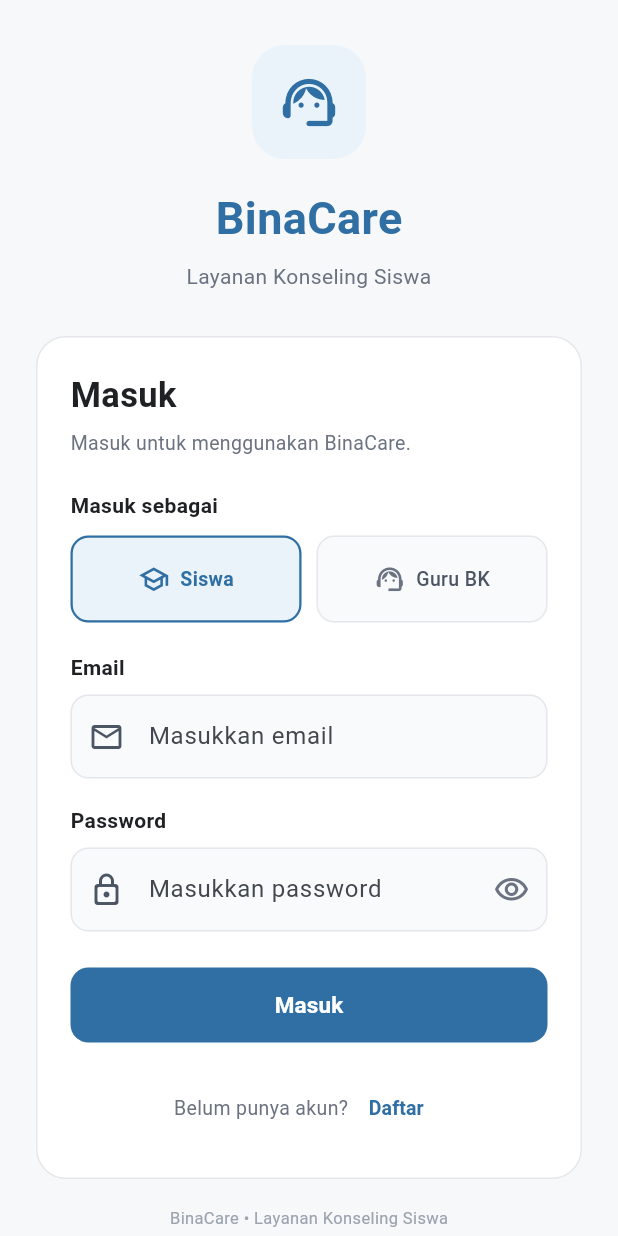
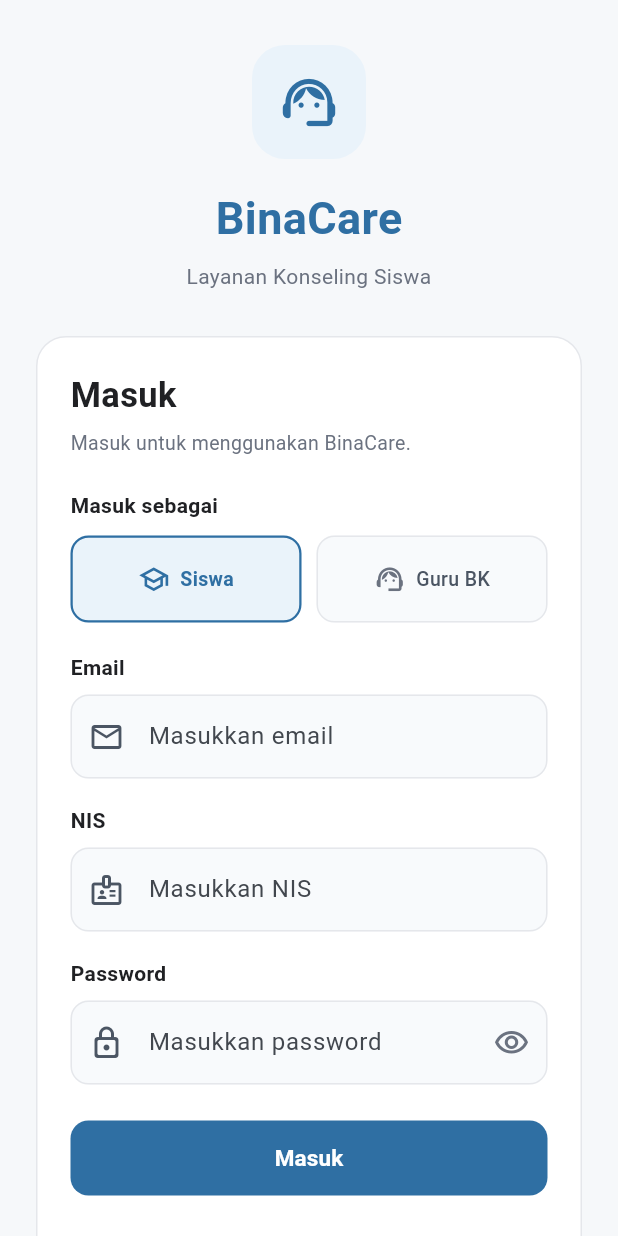
Before and after one commit to 2413025066/BinaCare, a Flutter app: the screen it shows after launch, on a phone screen of 412 x 824 dp. Run offline on Flutter 3.47's test engine with Material 3 defaults, Android fonts, the light colour scheme and no system bars; Roboto replaces fonts that are missing (Arial).

Commit message:
Update login and register for student and counselor

```diff
--- a/lib/pages/login_page.dart
+++ b/lib/pages/login_page.dart
@@ -16,6 +16,12 @@ class _LoginPageState extends State<LoginPage> {
   final TextEditingController _emailController =
       TextEditingController();
 
+  final TextEditingController _nisController =
+      TextEditingController();
+
+  final TextEditingController _nipController =
+      TextEditingController();
+
   final TextEditingController _passwordController =
       TextEditingController();
 
@@ -26,6 +32,8 @@ class _LoginPageState extends State<LoginPage> {
   @override
   void dispose() {
     _emailController.dispose();
+    _nisController.dispose();
+    _nipController.dispose();
     _passwordController.dispose();
     super.dispose();
   }
@@ -37,8 +45,9 @@ class _LoginPageState extends State<LoginPage> {
       return;
     }
 
-    // Sementara belum menggunakan database.
-    // Jika role Siswa, masuk ke Dashboard Siswa.
+    // LOGIN SEMENTARA
+    // Belum memeriksa data melalui database.
+
     if (selectedRole == 'Siswa') {
       Navigator.pushReplacement(
         context,
@@ -46,10 +55,7 @@ class _LoginPageState extends State<LoginPage> {
           builder: (context) => const StudentDashboard(),
         ),
       );
-    }
-
-    // Jika role Guru BK, masuk ke Dashboard Guru BK.
-    else {
+    } else {
       Navigator.pushReplacement(
         context,
         MaterialPageRoute(
@@ -76,7 +82,6 @@ class _LoginPageState extends State<LoginPage> {
   Widget build(BuildContext context) {
     return Scaffold(
       backgroundColor: const Color(0xFFF6F8FA),
-
       body: SafeArea(
         child: Center(
           child: SingleChildScrollView(
@@ -90,7 +95,6 @@ class _LoginPageState extends State<LoginPage> {
               ),
               child: Column(
                 children: [
-
                   // ================= LOGO =================
 
                   Container(
@@ -149,7 +153,6 @@ class _LoginPageState extends State<LoginPage> {
                         crossAxisAlignment:
                             CrossAxisAlignment.start,
                         children: [
-
                           const Text(
                             'Masuk',
                             style: TextStyle(
@@ -190,12 +193,12 @@ class _LoginPageState extends State<LoginPage> {
                                 child: _roleButton(
                                   title: 'Siswa',
                                   icon: Icons.school_outlined,
-                                  selected:
-                                      selectedRole == 'Siswa',
+                                  selected: selectedRole == 'Siswa',
                                   onTap: () {
                                     setState(() {
                                       selectedRole = 'Siswa';
                                     });
+                                    _formKey.currentState?.reset();
                                   },
                                 ),
                               ),
@@ -205,14 +208,13 @@ class _LoginPageState extends State<LoginPage> {
                               Expanded(
                                 child: _roleButton(
                                   title: 'Guru BK',
-                                  icon:
-                                      Icons.support_agent_outlined,
-                                  selected:
-                                      selectedRole == 'Guru BK',
+                                  icon: Icons.support_agent_outlined,
+                                  selected: selectedRole == 'Guru BK',
                                   onTap: () {
                                     setState(() {
                                       selectedRole = 'Guru BK';
                                     });
+                                    _formKey.currentState?.reset();
                                   },
                                 ),
                               ),
@@ -223,63 +225,63 @@ class _LoginPageState extends State<LoginPage> {
 
                           // ================= EMAIL =================
 
-                          const Text(
-                            'Email',
-                            style: TextStyle(
-                              fontSize: 14,
-                              fontWeight: FontWeight.w600,
-                              color: Color(0xFF202124),
+                          _fieldLabel('Email'),
+
+                          const SizedBox(height: 8),
+
+                          TextFormField(
+                            controller: _emailController,
+                            keyboardType: TextInputType.emailAddress,
+                            textInputAction: TextInputAction.next,
+                            decoration: _inputDecoration(
+                              hint: 'Masukkan email',
+                              icon: Icons.email_outlined,
                             ),
+                            validator: (value) {
+                              final email = value?.trim() ?? '';
+
+                              if (email.isEmpty) {
+                                return 'Email harus diisi.';
+                              }
+
+                              if (!RegExp(
+                                r'^[^@\s]+@[^@\s]+\.[^@\s]+$',
+                              ).hasMatch(email)) {
+                                return 'Masukkan email yang valid.';
+                              }
+
+                              return null;
+                            },
+                          ),
+
+                          const SizedBox(height: 18),
+
+                          // ================= NIS / NIP =================
+
+                          _fieldLabel(
+                            selectedRole == 'Siswa' ? 'NIS' : 'NIP',
                           ),
 
                           const SizedBox(height: 8),
 
                           TextFormField(
-                            controller: _emailController,
-                            keyboardType:
-                                TextInputType.emailAddress,
-                            textInputAction:
-                                TextInputAction.next,
-                            decoration: InputDecoration(
-                              hintText: 'Masukkan email',
-                              prefixIcon: const Icon(
-                                Icons.email_outlined,
-                                color: Color(0xFF4B5563),
-                              ),
-                              filled: true,
-                              fillColor:
-                                  const Color(0xFFF8FAFC),
-                              border: OutlineInputBorder(
-                                borderRadius:
-                                    BorderRadius.circular(12),
-                                borderSide: BorderSide.none,
-                              ),
-                              enabledBorder:
-                                  OutlineInputBorder(
-                                borderRadius:
-                                    BorderRadius.circular(12),
-                                borderSide: const BorderSide(
-                                  color: Color(0xFFE5E7EB),
-                                ),
-                              ),
-                              focusedBorder:
-                                  OutlineInputBorder(
-                                borderRadius:
-                                    BorderRadius.circular(12),
-                                borderSide: const BorderSide(
-                                  color: Color(0xFF2F6FA3),
-                                  width: 1.5,
-                                ),
-                              ),
+                            controller: selectedRole == 'Siswa'
+                                ? _nisController
+                                : _nipController,
+                            keyboardType: TextInputType.number,
+                            textInputAction: TextInputAction.next,
+                            decoration: _inputDecoration(
+                              hint: selectedRole == 'Siswa'
+                                  ? 'Masukkan NIS'
+                                  : 'Masukkan NIP',
+                              icon: Icons.badge_outlined,
                             ),
                             validator: (value) {
                               if (value == null ||
                                   value.trim().isEmpty) {
-                                return 'Email harus diisi.';
-                              }
-
-                              if (!value.contains('@')) {
-                                return 'Masukkan email yang valid.';
+                                return selectedRole == 'Siswa'
+                                    ? 'NIS harus diisi.'
+                                    : 'NIP harus diisi.';
                               }
 
                               return null;
@@ -290,31 +292,18 @@ class _LoginPageState extends State<LoginPage> {
 
                           // ================= PASSWORD =================
 
-                          const Text(
-                            'Password',
-                            style: TextStyle(
-                              fontSize: 14,
-                              fontWeight: FontWeight.w600,
-                              color: Color(0xFF202124),
-                            ),
-                          ),
+                          _fieldLabel('Password'),
 
                           const SizedBox(height: 8),
 
                           TextFormField(
                             controller: _passwordController,
                             obscureText: _obscurePassword,
-                            textInputAction:
-                                TextInputAction.done,
-                            onFieldSubmitted: (_) {
-                              _login();
-                            },
-                            decoration: InputDecoration(
-                              hintText: 'Masukkan password',
-                              prefixIcon: const Icon(
-                                Icons.lock_outline_rounded,
-                                color: Color(0xFF4B5563),
-                              ),
+                            textInputAction: TextInputAction.done,
+                            onFieldSubmitted: (_) => _login(),
+                            decoration: _inputDecoration(
+                              hint: 'Masukkan password',
+                              icon: Icons.lock_outline_rounded,
                               suffixIcon: IconButton(
                                 onPressed: () {
                                   setState(() {
@@ -324,43 +313,14 @@ class _LoginPageState extends State<LoginPage> {
                                 },
                                 icon: Icon(
                                   _obscurePassword
-                                      ? Icons
-                                          .visibility_outlined
-                                      : Icons
-                                          .visibility_off_outlined,
-                                  color:
-                                      const Color(0xFF6B7280),
-                                ),
-                              ),
-                              filled: true,
-                              fillColor:
-                                  const Color(0xFFF8FAFC),
-                              border: OutlineInputBorder(
-                                borderRadius:
-                                    BorderRadius.circular(12),
-                                borderSide: BorderSide.none,
-                              ),
-                              enabledBorder:
-                                  OutlineInputBorder(
-                                borderRadius:
-                                    BorderRadius.circular(12),
-                                borderSide: const BorderSide(
-                                  color: Color(0xFFE5E7EB),
-                                ),
-                              ),
-                              focusedBorder:
-                                  OutlineInputBorder(
-                                borderRadius:
-                                    BorderRadius.circular(12),
-                                borderSide: const BorderSide(
-                                  color: Color(0xFF2F6FA3),
-                                  width: 1.5,
+                                      ? Icons.visibility_outlined
+                                      : Icons.visibility_off_outlined,
+                                  color: const Color(0xFF6B7280),
                                 ),
                               ),
                             ),
                             validator: (value) {
-                              if (value == null ||
-                                  value.isEmpty) {
+                              if (value == null || value.isEmpty) {
                                 return 'Password harus diisi.';
                               }
 
@@ -386,8 +346,7 @@ class _LoginPageState extends State<LoginPage> {
                                     const Color(0xFF2F6FA3),
                                 foregroundColor: Colors.white,
                                 elevation: 0,
-                                shape:
-                                    RoundedRectangleBorder(
+                                shape: RoundedRectangleBorder(
                                   borderRadius:
                                       BorderRadius.circular(12),
                                 ),
@@ -407,15 +366,15 @@ class _LoginPageState extends State<LoginPage> {
                           // ================= REGISTER =================
 
                           Row(
-                            mainAxisAlignment:
-                                MainAxisAlignment.center,
+                            mainAxisAlignment: MainAxisAlignment.center,
                             children: [
-                              const Text(
-                                'Belum punya akun?',
-                                style: TextStyle(
-                                  fontSize: 13,
-                                  color:
-                                      Color(0xFF6B7280),
+                              const Flexible(
+                                child: Text(
+                                  'Belum punya akun?',
+                                  style: TextStyle(
+                                    fontSize: 13,
+                                    color: Color(0xFF6B7280),
+                                  ),
                                 ),
                               ),
 
@@ -424,11 +383,9 @@ class _LoginPageState extends State<LoginPage> {
                                 child: const Text(
                                   'Daftar',
                                   style: TextStyle(
-                                    color:
-                                        Color(0xFF2F6FA3),
+                                    color: Color(0xFF2F6FA3),
                                     fontSize: 13,
-                                    fontWeight:
-                                        FontWeight.w700,
+                                    fontWeight: FontWeight.w700,
                                   ),
                                 ),
                               ),
@@ -452,6 +409,55 @@ class _LoginPageState extends State<LoginPage> {
               ),
             ),
           ),
+        ),
+      ),
+    );
+  }
+
+  // ================= FIELD LABEL =================
+
+  Widget _fieldLabel(String title) {
+    return Text(
+      title,
+      style: const TextStyle(
+        fontSize: 14,
+        fontWeight: FontWeight.w600,
+        color: Color(0xFF202124),
+      ),
+    );
+  }
+
+  // ================= INPUT DECORATION =================
+
+  InputDecoration _inputDecoration({
+    required String hint,
+    required IconData icon,
+    Widget? suffixIcon,
+  }) {
+    return InputDecoration(
+      hintText: hint,
+      prefixIcon: Icon(
+        icon,
+        color: const Color(0xFF4B5563),
+      ),
+      suffixIcon: suffixIcon,
+      filled: true,
+      fillColor: const Color(0xFFF8FAFC),
+      border: OutlineInputBorder(
+        borderRadius: BorderRadius.circular(12),
+        borderSide: BorderSide.none,
+      ),
+      enabledBorder: OutlineInputBorder(
+        borderRadius: BorderRadius.circular(12),
+        borderSide: const BorderSide(
+          color: Color(0xFFE5E7EB),
+        ),
+      ),
+      focusedBorder: OutlineInputBorder(
+        borderRadius: BorderRadius.circular(12),
+        borderSide: const BorderSide(
+          color: Color(0xFF2F6FA3),
+          width: 1.5,
         ),
       ),
     );
```
Also changed, not shown: lib/pages/register_page.dart (+154 -145 lines).
